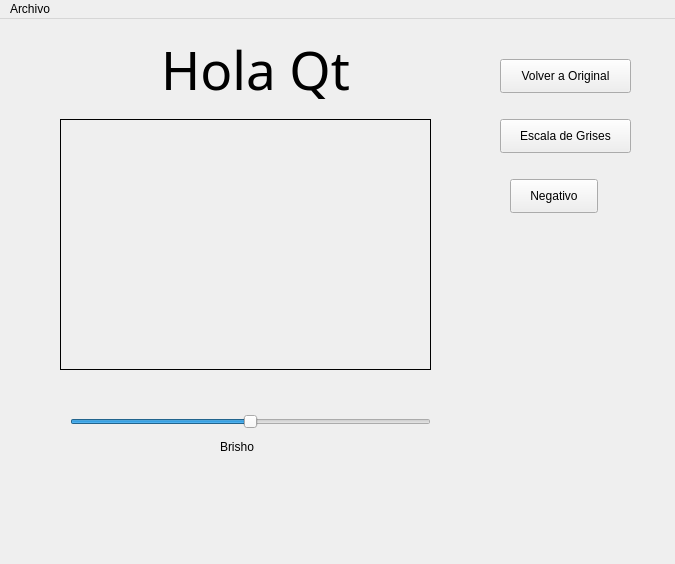
The window that ventana.ui (DavidBerumen97/PhotoShopPirata) describes before a commit, drawn with Qt 5.
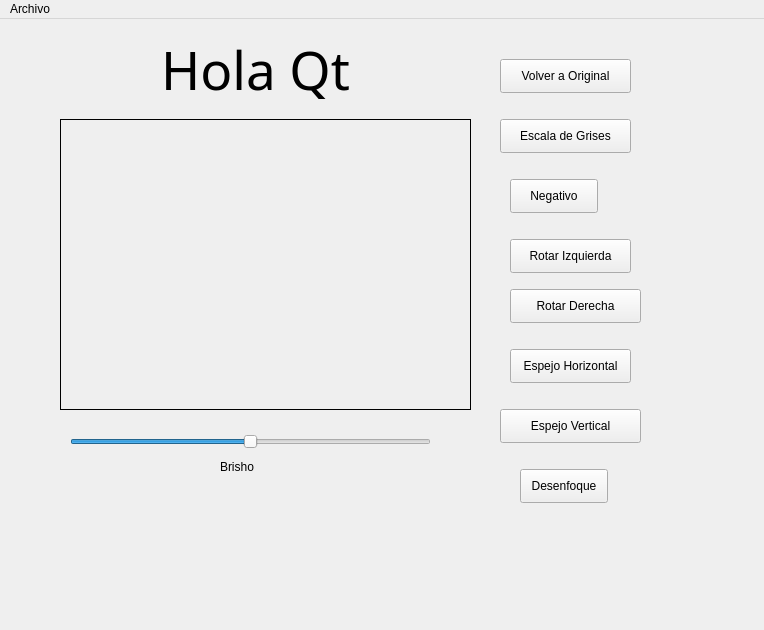
The same window after the commit.

What changed in the file:
```diff
--- a/ventana.ui
+++ b/ventana.ui
@@ -6,8 +6,8 @@
    <rect>
     <x>0</x>
     <y>0</y>
-    <width>675</width>
-    <height>564</height>
+    <width>764</width>
+    <height>630</height>
    </rect>
   </property>
   <property name="windowTitle">
@@ -41,8 +41,8 @@
      <rect>
       <x>60</x>
       <y>100</y>
-      <width>371</width>
-      <height>251</height>
+      <width>411</width>
+      <height>291</height>
      </rect>
     </property>
     <property name="frameShape">
@@ -62,7 +62,7 @@
     <property name="geometry">
      <rect>
       <x>70</x>
-      <y>390</y>
+      <y>410</y>
       <width>361</width>
       <height>25</height>
      </rect>
@@ -81,7 +81,7 @@
     <property name="geometry">
      <rect>
       <x>220</x>
-      <y>420</y>
+      <y>440</y>
       <width>58</width>
       <height>16</height>
      </rect>
@@ -129,13 +129,78 @@
      <string>Negativo</string>
     </property>
    </widget>
+   <widget class="QPushButton" name="pushButton_4">
+    <property name="geometry">
+     <rect>
+      <x>510</x>
+      <y>220</y>
+      <width>121</width>
+      <height>34</height>
+     </rect>
+    </property>
+    <property name="text">
+     <string>Rotar Izquierda</string>
+    </property>
+   </widget>
+   <widget class="QPushButton" name="pushButton_5">
+    <property name="geometry">
+     <rect>
+      <x>510</x>
+      <y>270</y>
+      <width>131</width>
+      <height>34</height>
+     </rect>
+    </property>
+    <property name="text">
+     <string>Rotar Derecha</string>
+    </property>
+   </widget>
+   <widget class="QPushButton" name="pushButton_6">
+    <property name="geometry">
+     <rect>
+      <x>510</x>
+      <y>330</y>
+      <width>121</width>
+      <height>34</height>
+     </rect>
+    </property>
+    <property name="text">
+     <string>Espejo Horizontal</string>
+    </property>
+   </widget>
+   <widget class="QPushButton" name="pushButton_7">
+    <property name="geometry">
+     <rect>
+      <x>500</x>
+      <y>390</y>
+      <width>141</width>
+      <height>34</height>
+     </rect>
+    </property>
+    <property name="text">
+     <string>Espejo Vertical</string>
+    </property>
+   </widget>
+   <widget class="QPushButton" name="pushButton_8">
+    <property name="geometry">
+     <rect>
+      <x>520</x>
+      <y>450</y>
+      <width>88</width>
+      <height>34</height>
+     </rect>
+    </property>
+    <property name="text">
+     <string>Desenfoque</string>
+    </property>
+   </widget>
   </widget>
   <widget class="QMenuBar" name="menubar">
    <property name="geometry">
     <rect>
      <x>0</x>
      <y>0</y>
-     <width>675</width>
+     <width>764</width>
      <height>30</height>
     </rect>
    </property>
```
